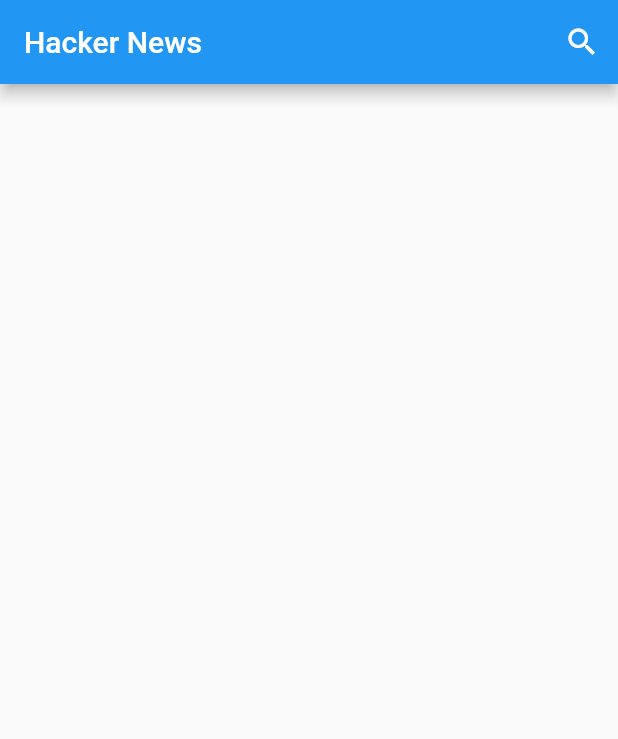
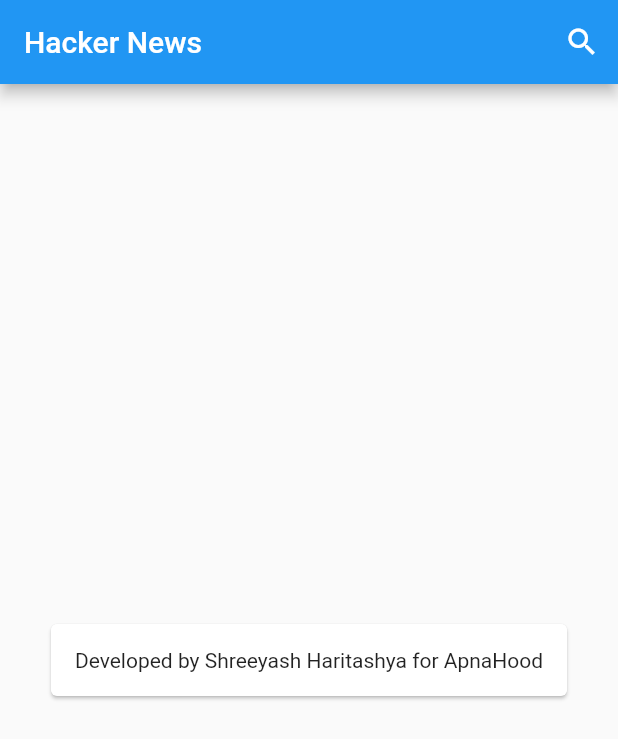
Before and after one commit to shreeyash/hackerSearch, a Flutter app: the screen it shows after launch, on a phone screen of 412 x 824 dp. Shown: the top 739 px of the screen. Run offline on Flutter 3.47's test engine with Material 2 defaults, Android fonts, the phone set to English and light mode, and no system bars.

Commit message:
developer message added

```diff
--- a/lib/screens/home_page.dart
+++ b/lib/screens/home_page.dart
@@ -19,6 +19,13 @@ class HomePage extends StatelessWidget {
               })
         ],
       ),
+      body: Center(
+          child: Card(
+        child: Padding(
+          padding: const EdgeInsets.all(16.0),
+          child: Text('Developed by Shreeyash Haritashya for ApnaHood'),
+        ),
+      )),
     );
   }
 }
```
